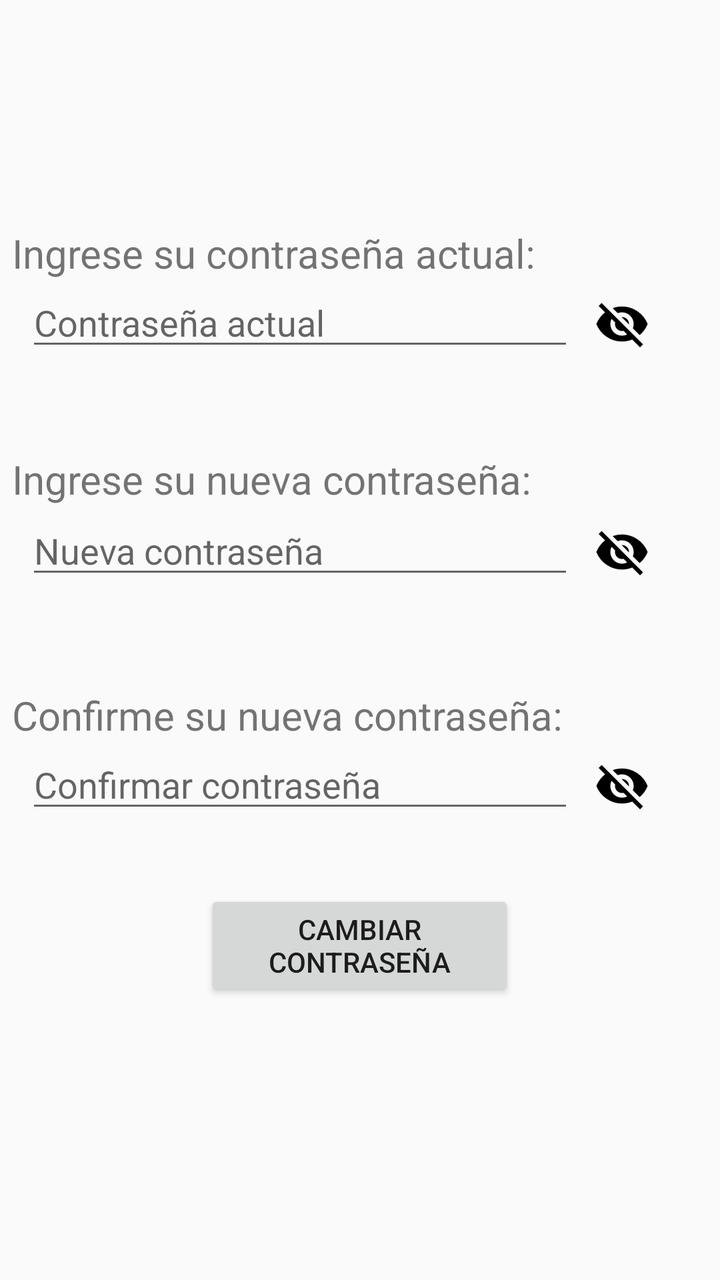
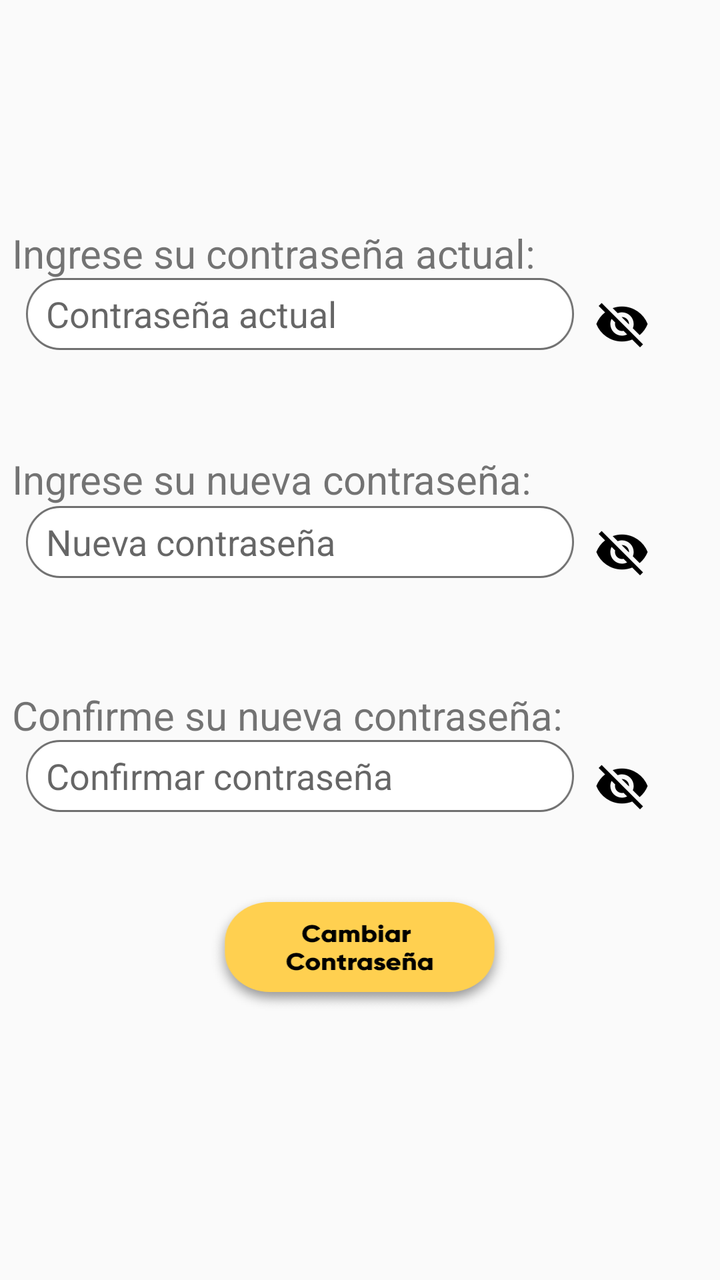

The first picture is an Android layout as it rendered before a commit; the second is the same layout after the commit. The layout source and the unified diff follow.
<!-- AndroidManifest.xml: application theme AppTheme -->
<!-- res/layout/modificando_tab1_password.xml -->
<?xml version="1.0" encoding="utf-8"?>
<RelativeLayout xmlns:android="http://schemas.android.com/apk/res/android"
    xmlns:app="http://schemas.android.com/apk/res-auto"
    xmlns:tools="http://schemas.android.com/tools"
    android:id="@+id/relaitveLayout"
    android:layout_width="match_parent"
    android:layout_height="match_parent"
    tools:context=".ModificandoActivity"
    android:focusable="true" android:focusableInTouchMode="true">

    <TextView
        android:id="@+id/activity_modificando_tab1_instruccionpassword3"
        android:layout_width="wrap_content"
        android:layout_height="wrap_content"
        android:layout_alignParentStart="true"
        android:layout_alignParentTop="true"
        android:layout_marginStart="6dp"
        android:layout_marginTop="344dp"
        android:text="Confirme su nueva contraseña:"
        android:textSize="20sp" />

    <EditText
        android:id="@+id/activity_modificando_tab1_confirmarpasswordtext"
        android:layout_width="274dp"
        android:layout_height="wrap_content"
        android:layout_alignStart="@+id/activity_modificando_tab1_passwordnuevotext"
        android:layout_alignParentTop="true"
        android:layout_marginStart="0dp"
        android:layout_marginTop="370dp"
        android:ems="10"
        android:hint="Confirmar contraseña"
        android:inputType="textPassword" />

    <ImageButton
        android:id="@+id/activity_modificando_tab1_visibility2"
        android:layout_width="wrap_content"
        android:layout_height="46dp"
        android:layout_alignTop="@+id/activity_modificando_tab1_passwordnuevotext"
        android:layout_marginStart="0dp"
        android:layout_marginTop="0dp"
        android:layout_toEndOf="@+id/activity_modificando_tab1_passwordnuevotext"
        android:background="@drawable/circleshape"
        android:src="@mipmap/ic_notvisible"
        app:layout_constraintTop_toTopOf="parent"
        tools:ignore="MissingConstraints"
        tools:layout_editor_absoluteX="288dp"
        tools:layout_editor_absoluteY="101dp" />

    <ImageButton
        android:id="@+id/activity_modificando_tab1_visibility3"
        android:layout_width="wrap_content"
        android:layout_height="46dp"
        android:layout_alignTop="@+id/activity_modificando_tab1_passwordnuevotext"
        android:layout_marginStart="0dp"
        android:layout_marginTop="117dp"
        android:layout_toEndOf="@+id/activity_modificando_tab1_passwordnuevotext"
        android:background="@drawable/circleshape"
        android:src="@mipmap/ic_notvisible"
        app:layout_constraintTop_toTopOf="parent"
        tools:ignore="MissingConstraints"
        tools:layout_editor_absoluteX="288dp"
        tools:layout_editor_absoluteY="101dp" />

    <EditText
        android:id="@+id/activity_modificando_tab1_passwordnuevotext"
        android:layout_width="274dp"
        android:layout_height="wrap_content"
        android:layout_alignStart="@+id/activity_modificando_tab1_instruccionpassword1"
        android:layout_alignParentTop="true"
        android:layout_marginStart="7dp"
        android:layout_marginTop="253dp"
        android:ems="10"
        android:hint="Nueva contraseña"
        android:inputType="textPassword" />

    <TextView
        android:id="@+id/activity_modificando_tab1_instruccionpassword2"
        android:layout_width="wrap_content"
        android:layout_height="wrap_content"
        android:layout_alignParentStart="true"
        android:layout_alignParentTop="true"
        android:layout_marginStart="6dp"
        android:layout_marginTop="226dp"
        android:text="Ingrese su nueva contraseña:"
        android:textSize="20sp" />

    <TextView
        android:id="@+id/section_label"
        android:layout_width="wrap_content"
        android:layout_height="wrap_content"
        android:layout_marginStart="@dimen/activity_horizontal_margin"
        android:layout_marginTop="@dimen/activity_vertical_margin"
        android:layout_marginEnd="@dimen/activity_horizontal_margin"
        android:layout_marginBottom="@dimen/activity_vertical_margin" />

    <TextView
        android:id="@+id/activity_modificando_tab1_instruccionpassword1"
        android:layout_width="wrap_content"
        android:layout_height="wrap_content"
        android:layout_alignParentStart="true"
        android:layout_alignParentTop="true"
        android:layout_marginStart="6dp"
        android:layout_marginTop="113dp"
        android:text="Ingrese su contraseña actual:"
        android:textSize="20sp" />

    <Button
        android:id="@+id/activity_modificando_tab1_cambiarpasswordbutton"
        android:layout_width="155dp"
        android:layout_height="wrap_content"
        android:layout_alignParentTop="true"
        android:layout_centerVertical="true"
        android:layout_centerHorizontal="true"
        android:layout_marginTop="445dp"
        android:text="Cambiar contraseña"
        android:textAllCaps="true"
        android:textSize="14sp" />

    <EditText
        android:id="@+id/activity_modificando_tab1_passwordactualtext"
        android:layout_width="274dp"
        android:layout_height="wrap_content"
        android:layout_alignStart="@+id/activity_modificando_tab1_instruccionpassword1"
        android:layout_alignParentTop="true"
        android:layout_marginStart="7dp"
        android:layout_marginTop="139dp"
        android:ems="10"
        android:hint="Contraseña actual"
        android:inputType="textPassword" />

    <ImageButton
        android:id="@+id/activity_modificando_tab1_visibility1"
        android:layout_width="wrap_content"
        android:layout_height="46dp"
        android:layout_alignTop="@+id/activity_modificando_tab1_passwordactualtext"
        android:layout_marginStart="0dp"
        android:layout_marginTop="0dp"
        android:layout_toEndOf="@+id/activity_modificando_tab1_passwordactualtext"
        android:background="@drawable/circleshape"
        android:src="@mipmap/ic_notvisible"
        app:layout_constraintTop_toTopOf="parent"
        tools:ignore="MissingConstraints"
        tools:layout_editor_absoluteX="288dp"
        tools:layout_editor_absoluteY="101dp" />


</RelativeLayout>
<!-- resources referenced by this layout -->
<resources>
  <dimen name="activity_horizontal_margin">16dp</dimen>
  <dimen name="activity_vertical_margin">16dp</dimen>
  <!-- drawable circleshape (drawable) -->
  <?xml version="1.0" encoding="utf-8"?>
  <shape xmlns:android="http://schemas.android.com/apk/res/android"
      android:innerRadius="0dp"
      android:shape="ring"
      android:thickness="40dp"
      android:useLevel="false">
  </shape>
  <!-- mipmap ic_notvisible: png bitmap (mipmap-hdpi, 729 bytes) -->
  <style name="AppTheme" parent="Theme.AppCompat.Light.NoActionBar">
          
          <item name="colorPrimary">@color/colorPrimary</item>
          <item name="colorPrimaryDark">@color/colorPrimaryDark</item>
          <item name="colorAccent">@color/colorAccent</item>
      </style>
  <color name="colorPrimary">#8BC34A</color>
  <color name="colorPrimaryDark">#FFD050</color>
  <color name="colorAccent">#FFEB3B</color>
</resources>

<!-- the commit's change to res/layout/modificando_tab1_password.xml (unified diff, before → after) -->
@@ -29,6 +29,8 @@
         android:layout_marginTop="370dp"
         android:ems="10"
         android:hint="Confirmar contraseña"
+        android:background="@drawable/entradax"
+        android:paddingLeft="10dp"
         android:inputType="textPassword" />
 
     <ImageButton
@@ -71,6 +73,8 @@
         android:layout_marginTop="253dp"
         android:ems="10"
         android:hint="Nueva contraseña"
+        android:background="@drawable/entradax"
+        android:paddingLeft="10dp"
         android:inputType="textPassword" />
 
     <TextView
@@ -112,7 +116,7 @@
         android:layout_centerVertical="true"
         android:layout_centerHorizontal="true"
         android:layout_marginTop="445dp"
-        android:text="Cambiar contraseña"
+        android:background="@drawable/botoncambiarcontrasenaq"
         android:textAllCaps="true"
         android:textSize="14sp" />
 
@@ -126,6 +130,8 @@
         android:layout_marginTop="139dp"
         android:ems="10"
         android:hint="Contraseña actual"
+        android:background="@drawable/entradax"
+        android:paddingLeft="10dp"
         android:inputType="textPassword" />
 
     <ImageButton
<!-- resource entries referenced after the edit -->
@@ -2,6 +2,7 @@
 <resources>
   <dimen name="activity_horizontal_margin">16dp</dimen>
   <dimen name="activity_vertical_margin">16dp</dimen>
+  <!-- drawable botoncambiarcontrasenaq: png bitmap (drawable-hdpi, 5843 bytes) -->
   <!-- drawable circleshape (drawable) -->
   <?xml version="1.0" encoding="utf-8"?>
   <shape xmlns:android="http://schemas.android.com/apk/res/android"
@@ -10,6 +11,7 @@
       android:thickness="40dp"
       android:useLevel="false">
   </shape>
+  <!-- drawable entradax: png bitmap (drawable-hdpi, 2328 bytes) -->
   <!-- mipmap ic_notvisible: png bitmap (mipmap-hdpi, 729 bytes) -->
   <style name="AppTheme" parent="Theme.AppCompat.Light.NoActionBar">
           
